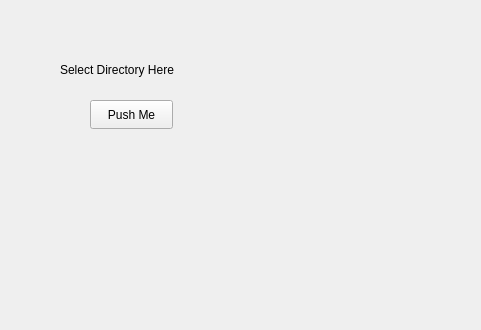
Qt form mainwindow.ui (chrislambert3/Replica-Reaper) before a commit; both pictures show x 0 to 481 and y 0 to 330 of the 800 by 600 pixel window.
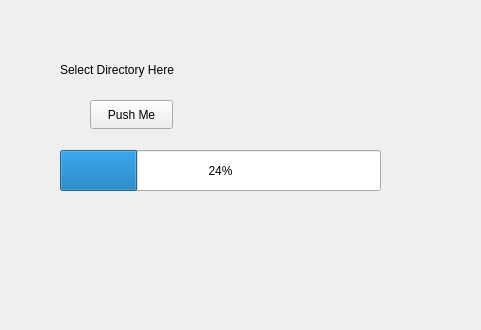
The same form after that commit.

Commit message: added progress bar functionality

Patch:
```diff
--- a/mainwindow.ui
+++ b/mainwindow.ui
@@ -40,6 +40,19 @@
      <string>Select Directory Here</string>
     </property>
    </widget>
+   <widget class="QProgressBar" name="progressBar">
+    <property name="geometry">
+     <rect>
+      <x>60</x>
+      <y>150</y>
+      <width>321</width>
+      <height>41</height>
+     </rect>
+    </property>
+    <property name="value">
+     <number>24</number>
+    </property>
+   </widget>
   </widget>
   <widget class="QMenuBar" name="menubar">
    <property name="geometry">
```
The commit also changes 1 other file.
